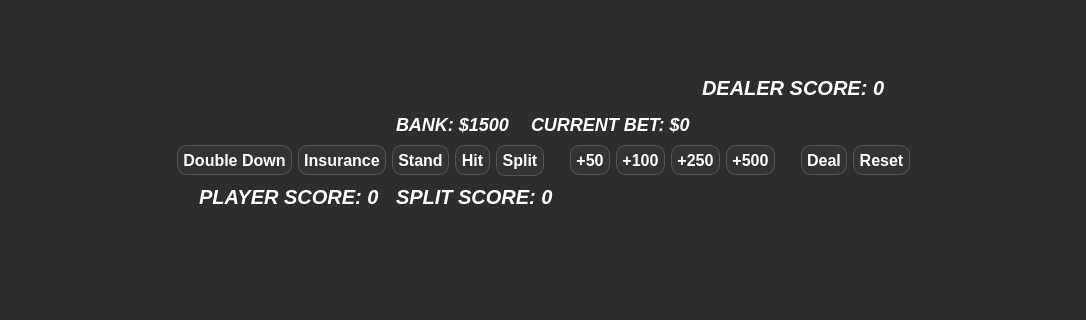
Above: mainwindow.ui from landonwest815/blackjack-educational-app before the change; both pictures show x 160 to 1246 and y 178 to 498 of the 1406 by 700 pixel window. Below: the same form after it.
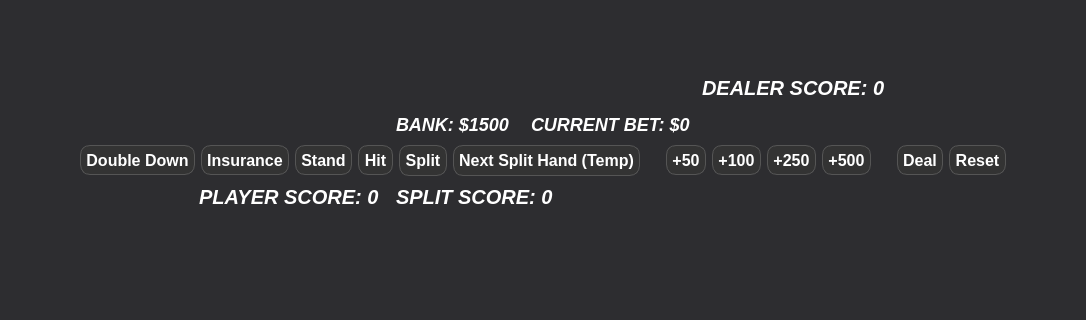
That is the form after the change. Custom widgets are drawn as their Qt base class.

Commit message: New split animation implemented

```diff
--- a/mainwindow.ui
+++ b/mainwindow.ui
@@ -669,6 +669,34 @@
               </property>
              </widget>
             </item>
+            <item>
+             <widget class="QPushButton" name="nextSplitButton">
+              <property name="styleSheet">
+               <string notr="true">QPushButton {
+    background-color: #333333;
+    color: white;
+    border-radius: 10px;
+    text-shadow: 1px 1px 2px black;
+    padding: 5px;
+    border: 1px solid #555555;
+    font-weight: bold;
+    font-size: 16px;
+    font-family: &quot;Arial&quot;, sans-serif;
+}
+
+QPushButton:hover {
+    background-color: #444444;
+}
+
+QPushButton:pressed {
+    background-color: #333333;
+}</string>
+              </property>
+              <property name="text">
+               <string>Next Split Hand (Temp)</string>
+              </property>
+             </widget>
+            </item>
             <item>
              <spacer name="horizontalSpacer_12">
               <property name="orientation">
```
Left out of the diff: 2 changed lines with no effect on the pictures. The commit also changes 3 other files.
